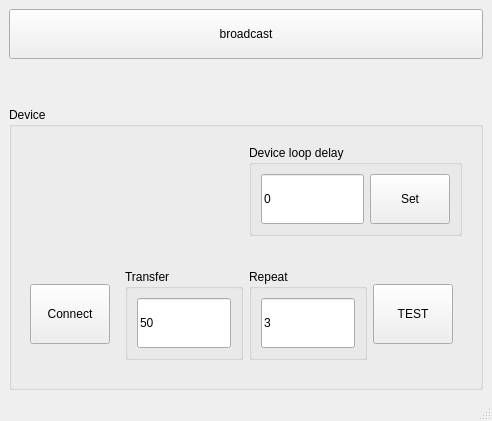
The window that tcp_udp/udp_broad/mainwindow.ui (saibi/qt) describes before a commit, drawn with Qt 5.
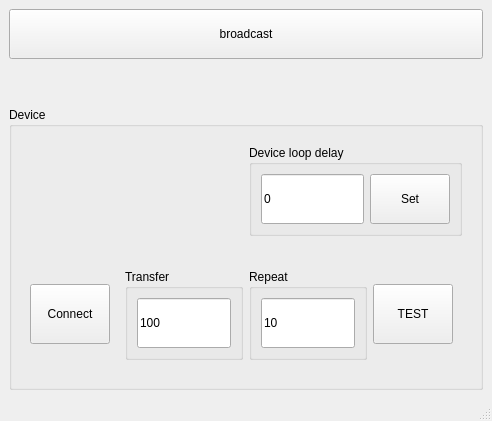
The same window after the commit. Custom widgets are drawn as their Qt base class.

```diff
--- a/tcp_udp/udp_broad/mainwindow.ui
+++ b/tcp_udp/udp_broad/mainwindow.ui
@@ -128,7 +128,7 @@
                    </size>
                   </property>
                   <property name="text">
-                   <string>50</string>
+                   <string>100</string>
                   </property>
                  </widget>
                 </item>
@@ -150,7 +150,7 @@
                    </size>
                   </property>
                   <property name="text">
-                   <string>3</string>
+                   <string>10</string>
                   </property>
                  </widget>
                 </item>
```
